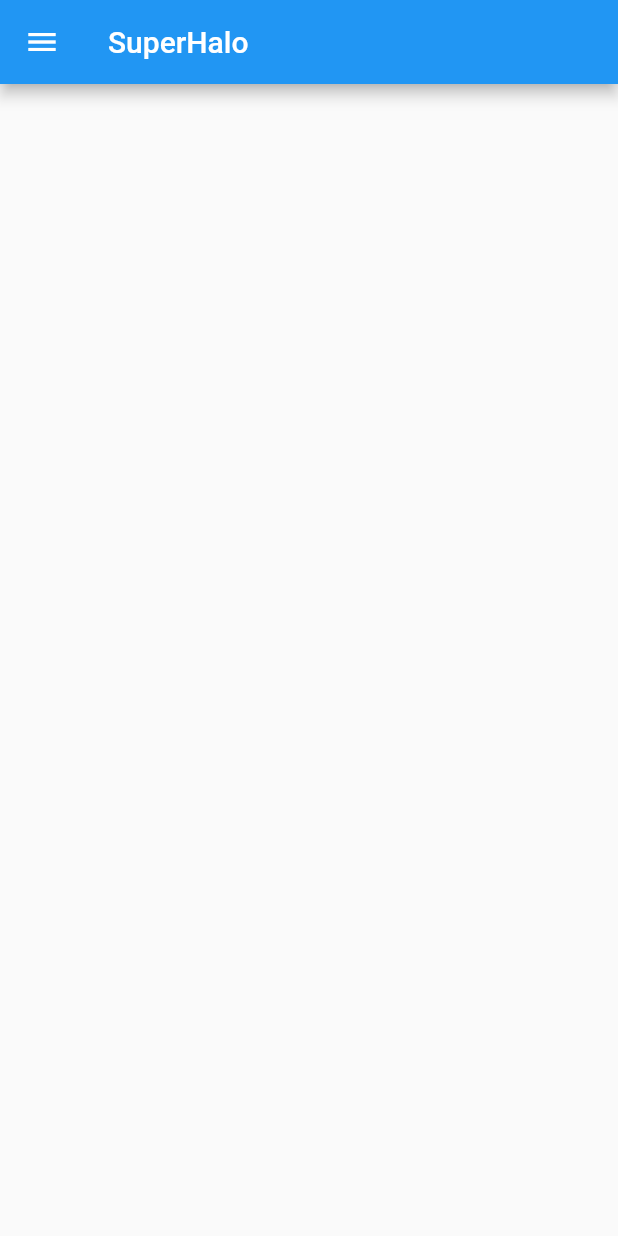
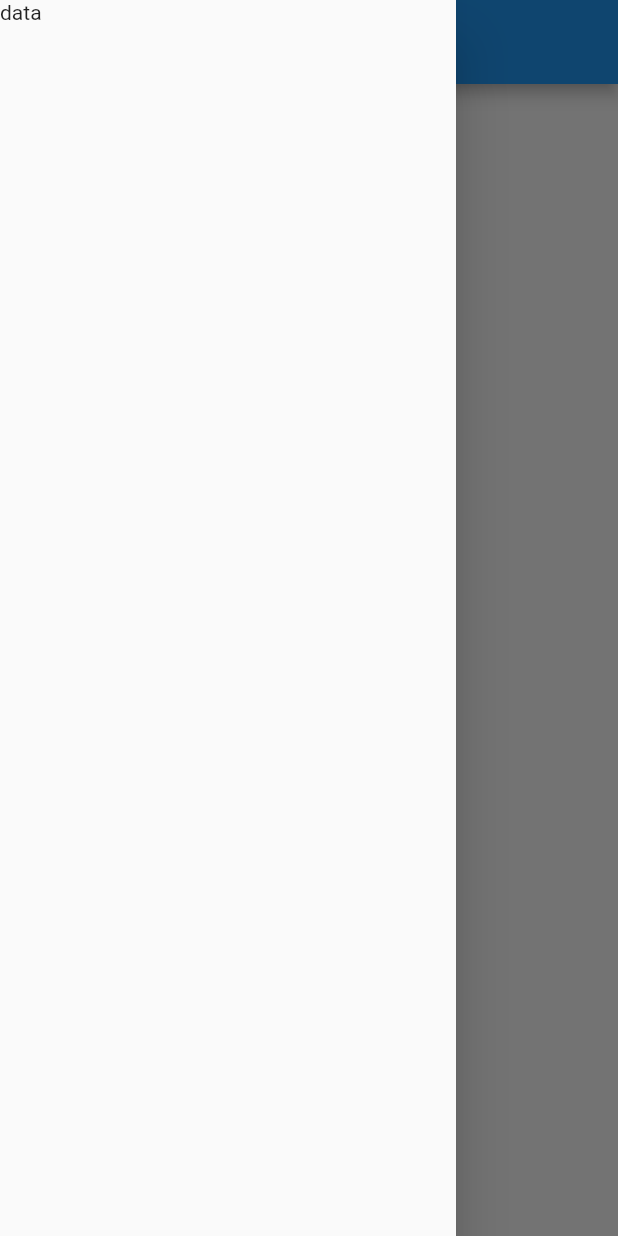
Before and after one commit to Yue-plus/SuperHalo, a Flutter app: the screen it shows after launch, with the side drawer open (before the commit the screen has no drawer), on a phone screen of 412 x 824 dp. Run offline on Flutter 3.47's test engine with Material 2 defaults, Android fonts, the light colour scheme and no system bars; our stand-ins replace shared_preferences; statements that could not run were skipped.

Commit message:
主页改为有状态组件

```diff
--- a/lib/tourist/tourist.dart
+++ b/lib/tourist/tourist.dart
@@ -1,20 +1,39 @@
 import 'package:flutter/material.dart';
+import 'package:shared_preferences/shared_preferences.dart';
 
-class Tourist extends StatelessWidget {
+class Tourist extends StatefulWidget {
   const Tourist({Key? key}) : super(key: key);
 
   @override
+  State<StatefulWidget> createState() => _TouristState();
+}
+
+class _TouristState extends State<Tourist> {
+  @override
   Widget build(BuildContext context) {
     return Scaffold(
-      appBar: AppBar(
-        title: const Text('SuperHalo'),
-        leading: const Icon(
-          Icons.menu,
-          color: Colors.white,
-          size: 24.0,
-          semanticLabel: '菜单',
-        )
-      )
+      appBar: AppBar(title: const Text('SuperHalo')),
+      drawer: const Drawer(
+        child: Text('data'),
+      ),
     );
   }
+
+  @override
+  void initState() {
+    super.initState();
+
+    () async {
+      final sp = await SharedPreferences.getInstance();
+      final hostLink = sp.getString('HOST_LINK');
+      final accessKey = sp.getString('ACCESS_KEY');
+
+      print('asdasdasda');
+
+      if (hostLink == null && accessKey == null) {
+        Navigator.pushNamed(context, '/login');
+      }
+    };
+    // TODO: 检查登入状态
+  }
 }
```
